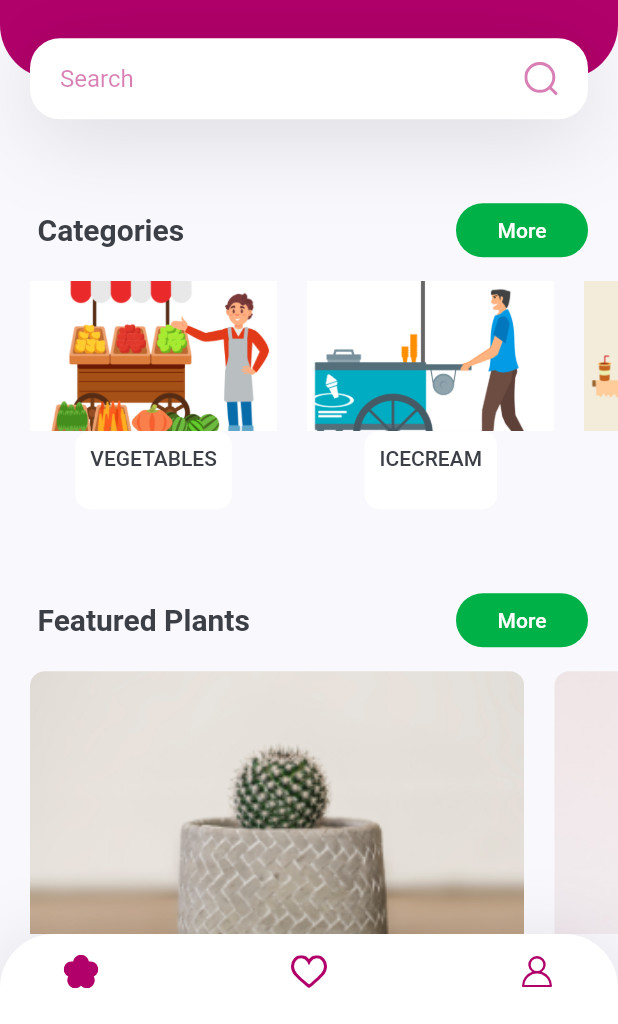
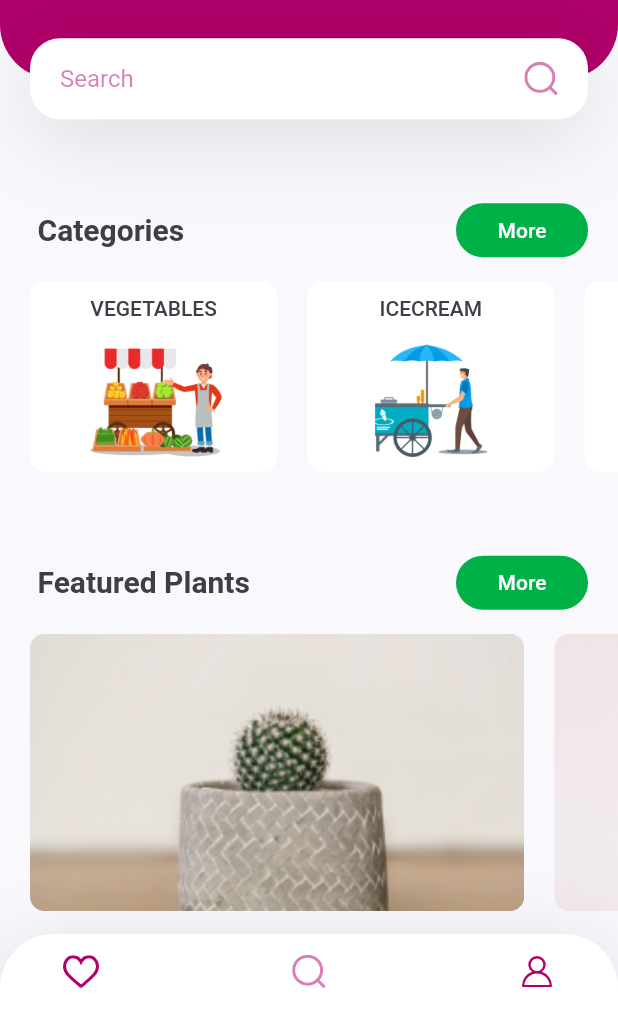
Before and after one commit to Karanjot-singh/ApnaVendor, a Flutter app: the screen it shows after launch, on a phone screen of 412 x 824 dp, the part 212-1236 px from its top. Run offline on Flutter 3.47's test engine with Material 2 defaults, Android fonts, the phone set to English and light mode, and no system bars; our stand-ins replace flutter_svg.

Commit message:
Modified categories bar

```diff
--- a/lib/components/my_bottom_nav_bar.dart
+++ b/lib/components/my_bottom_nav_bar.dart
@@ -36,11 +36,11 @@ class MyBottomNavBar extends StatelessWidget {
         mainAxisAlignment: MainAxisAlignment.spaceBetween,
         children: <Widget>[
           IconButton(
-            icon: SvgPicture.asset("assets/icons/flower.svg"),
+            icon: SvgPicture.asset("assets/icons/heart-icon.svg"),
             onPressed: () {},
           ),
           IconButton(
-            icon: SvgPicture.asset("assets/icons/heart-icon.svg"),
+            icon: SvgPicture.asset("assets/icons/search.svg"),
             onPressed: () {},
           ),
           IconButton(
--- a/lib/screens/home/components/vendor_categories.dart
+++ b/lib/screens/home/components/vendor_categories.dart
@@ -77,30 +77,20 @@ class categoryCard extends StatelessWidget {
       width: size.width * 0.4,
       child: Column(
         children: <Widget>[
-          Image.asset(
-            image,
-            height: 100,
-            width: 200,
-            fit: BoxFit.fitWidth,
-          ),
+
           GestureDetector(
             onTap: press,
             child: Container(
+              width: 170,
               padding: EdgeInsets.all(kDefaultPadding / 2),
               decoration: BoxDecoration(
                 color: Colors.white,
                 borderRadius: BorderRadius.all(
                   Radius.circular(10),
                 ),
-                // boxShadow: [
-                //   BoxShadow(
-                //     offset: Offset(0, 10),
-                //     blurRadius: 50,
-                //     color: kPrimaryColor.withOpacity(0.23),
-                //   ),
-                // ],
               ),
-              child: RichText(
+              child: Column(children: [
+                RichText(
                 text: TextSpan(
                   children: [
                     TextSpan(
@@ -109,8 +99,14 @@ class categoryCard extends StatelessWidget {
                   ],
                 ),
               ),
+              Image.asset(
+            image,
+            height: 75,
+            width: 170,
+            fit: BoxFit.contain,
+          ),             ],),
             ),
-          )
+            ),
         ],
       ),
     );
```
